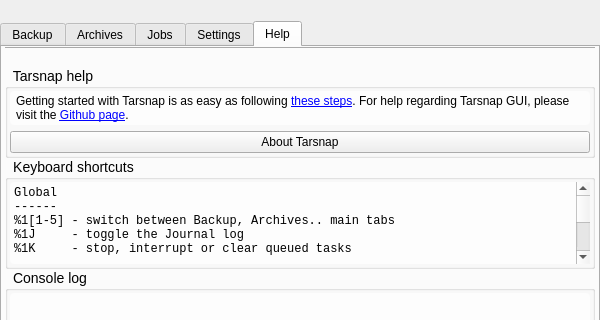
Tarsnap/tarsnap-gui, file forms/mainwindow.ui: the form before one commit; both pictures show x 0 to 600 and y 0 to 320 of the 600 by 600 pixel window.
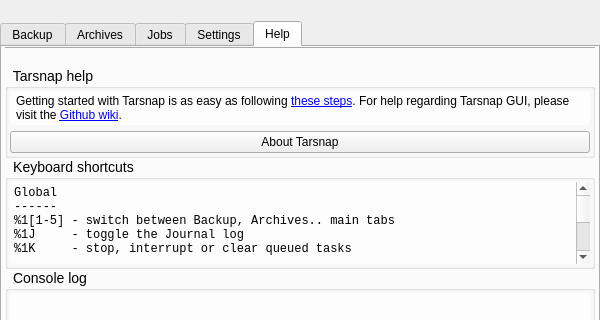
The form after the commit. The open tabs and pages were chosen to show the change. Icons and pictures are not drawn. Custom widgets are drawn as their Qt base class.

Commit message: Update Github wiki url in Help.

What changed in the file:
```diff
--- a/forms/mainwindow.ui
+++ b/forms/mainwindow.ui
@@ -2058,7 +2058,7 @@
                 </property>
                 <property name="text">
                  <string>Getting started with Tarsnap is as easy as following &lt;a href=&quot;https://www.tarsnap.com/gettingstarted.html&quot;&gt;these steps&lt;/a&gt;.
-For help regarding Tarsnap GUI, please visit the &lt;a href=&quot;https://github.com/Tarsnap/tarsnap-gui/wiki/Tarsnap-GUI&quot;&gt;Github page&lt;/a&gt;.</string>
+For help regarding Tarsnap GUI, please visit the &lt;a href=&quot;https://github.com/Tarsnap/tarsnap-gui/wiki&quot;&gt;Github wiki&lt;/a&gt;.</string>
                 </property>
                 <property name="wordWrap">
                  <bool>true</bool>
```
